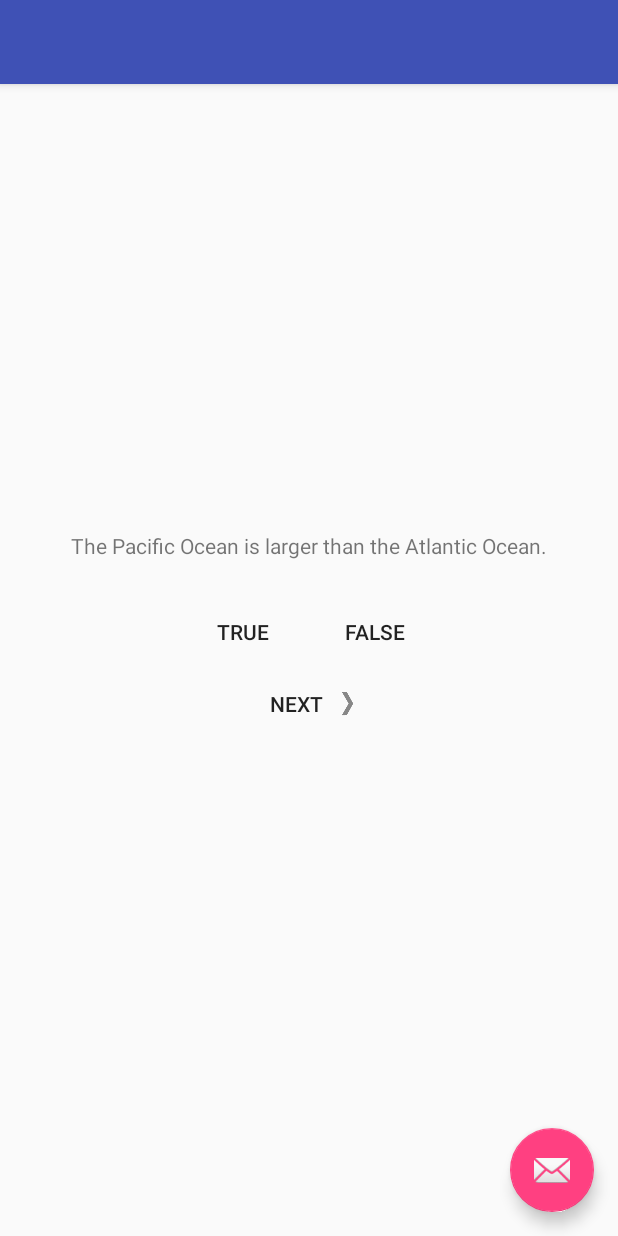
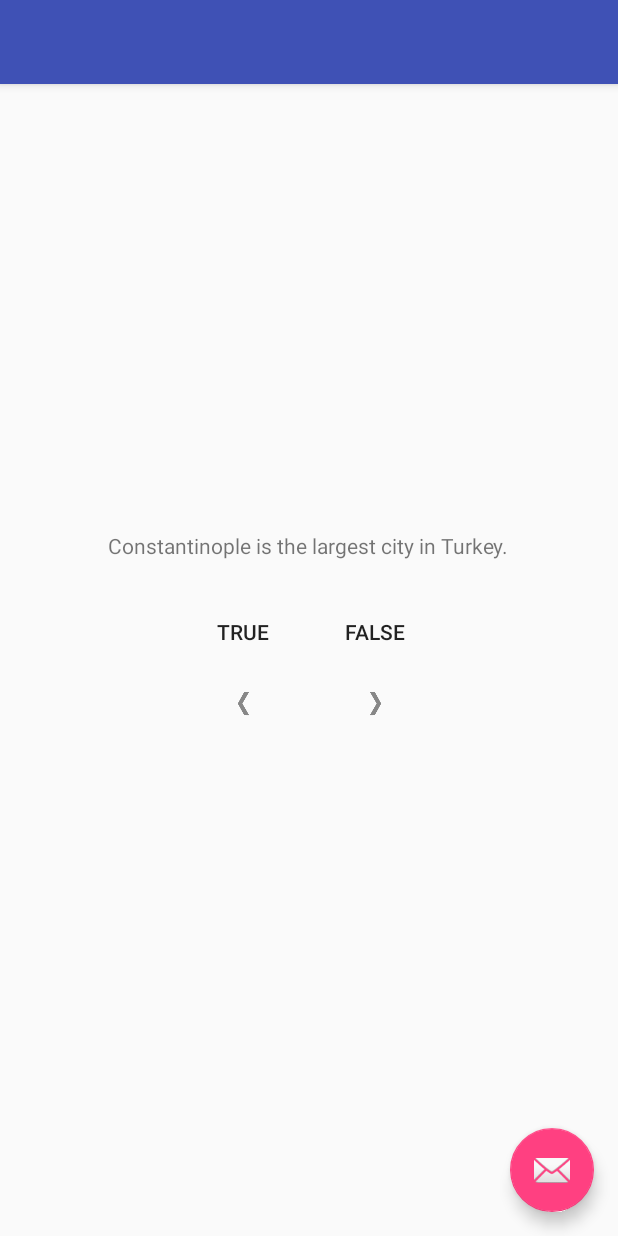
Before and after one commit to groz/android-course, an Android app: the screen it shows after launch (QuizActivity), on a phone screen of 412 x 824 dp. Run offline under Robolectric (Android 15) with nearby library versions, the phone set to English and light mode, and no system bars.

Commit message:
Finish challenges. Add prev button, make question text clickable, switch to image buttons

```diff
--- a/GeoQuiz/app/src/main/java/com/bignerdranch/android/geoquiz/QuizActivity.java
+++ b/GeoQuiz/app/src/main/java/com/bignerdranch/android/geoquiz/QuizActivity.java
@@ -6,6 +6,7 @@ import android.view.Menu;
 import android.view.MenuItem;
 import android.view.View;
 import android.widget.Button;
+import android.widget.ImageButton;
 import android.widget.TextView;
 import android.widget.Toast;
 
@@ -13,10 +14,12 @@ public class QuizActivity extends AppCompatActivity {
 
     private Button mTrueButton;
     private Button mFalseButton;
-    private Button mNextButton;
+    private ImageButton mNextButton;
+    private ImageButton mPrevButton;
     private TextView mQuestionTextView;
 
-    private Question[] mQuestionBank = new Question[] {
+    private Question[] mQuestionBank = new Question[]{
+            new Question(R.string.question_first, false),
             new Question(R.string.question_oceans, true),
             new Question(R.string.question_mideast, false),
             new Question(R.string.question_africa, false),
@@ -25,6 +28,11 @@ public class QuizActivity extends AppCompatActivity {
     };
 
     private int mCurrentIndex = 0;
+
+    private static int mod(int x, int y) {
+        int rem = x % y;
+        return rem < 0 ? rem + y : rem;
+    }
 
     private void checkAnswer(boolean userOption) {
         Question question = mQuestionBank[mCurrentIndex];
@@ -37,6 +45,11 @@ public class QuizActivity extends AppCompatActivity {
     }
 
     private void updateQuestion() {
+        updateQuestion(0);
+    }
+
+    private void updateQuestion(int shift) {
+        mCurrentIndex = mod(mCurrentIndex + shift, mQuestionBank.length);
         Question question = mQuestionBank[mCurrentIndex];
         mQuestionTextView.setText(question.getTextResId());
     }
@@ -49,7 +62,8 @@ public class QuizActivity extends AppCompatActivity {
         mQuestionTextView = (TextView) findViewById(R.id.question_text_view);
         mTrueButton = (Button) findViewById(R.id.true_button);
         mFalseButton = (Button) findViewById(R.id.false_button);
-        mNextButton = (Button) findViewById(R.id.next_button);
+        mNextButton = (ImageButton) findViewById(R.id.next_button);
+        mPrevButton = (ImageButton) findViewById(R.id.prev_button);
 
         mTrueButton.setOnClickListener(new View.OnClickListener() {
             @Override
@@ -68,8 +82,21 @@ public class QuizActivity extends AppCompatActivity {
         mNextButton.setOnClickListener(new View.OnClickListener() {
             @Override
             public void onClick(View v) {
-                mCurrentIndex = (mCurrentIndex + 1) % mQuestionBank.length;
-                updateQuestion();
+                updateQuestion(1);
+            }
+        });
+
+        mPrevButton.setOnClickListener(new View.OnClickListener() {
+            @Override
+            public void onClick(View v) {
+                updateQuestion(-1);
+            }
+        });
+
+        mQuestionTextView.setOnClickListener(new View.OnClickListener() {
+            @Override
+            public void onClick(View v) {
+                updateQuestion(1);
             }
         });
 
--- a/GeoQuiz/app/src/main/res/layout/content_quiz.xml
+++ b/GeoQuiz/app/src/main/res/layout/content_quiz.xml
@@ -1,7 +1,7 @@
 <?xml version="1.0" encoding="utf-8"?>
 <LinearLayout xmlns:android="http://schemas.android.com/apk/res/android"
+    android:layout_width="match_parent"
     android:layout_height="match_parent"
-    android:layout_width="match_parent"
     android:gravity="center"
     android:orientation="vertical">
 
@@ -9,7 +9,7 @@
         android:id="@+id/question_text_view"
         android:layout_width="wrap_content"
         android:layout_height="wrap_content"
-        android:padding="24dp"/>
+        android:padding="24dp" />
 
     <LinearLayout
         android:layout_width="wrap_content"
@@ -18,27 +18,40 @@
 
         <Button
             android:id="@+id/true_button"
+            style="@style/Widget.AppCompat.Button.Borderless"
             android:layout_width="wrap_content"
             android:layout_height="wrap_content"
-            android:text="@string/true_button"
-            style="@style/Widget.AppCompat.Button.Borderless"/>
+            android:text="@string/true_button" />
 
         <Button
             android:id="@+id/false_button"
+            style="@style/Widget.AppCompat.Button.Borderless"
             android:layout_width="wrap_content"
             android:layout_height="wrap_content"
-            android:text="@string/false_button"
-            style="@style/Widget.AppCompat.Button.Borderless"/>
+            android:text="@string/false_button" />
 
     </LinearLayout>
 
-    <Button
-        android:id="@+id/next_button"
+    <LinearLayout
         android:layout_width="wrap_content"
         android:layout_height="wrap_content"
-        android:text="@string/next_button"
-        android:drawableRight="@drawable/arrow_right"
-        android:drawablePadding="4dp"
-        style="@style/Widget.AppCompat.Button.Borderless"/>
+        android:orientation="horizontal">
+
+        <ImageButton
+            android:id="@+id/prev_button"
+            android:src="@drawable/arrow_left"
+            style="@style/Widget.AppCompat.Button.Borderless"
+            android:layout_width="wrap_content"
+            android:layout_height="wrap_content"
+            android:contentDescription="@string/prev_button" />
+
+        <ImageButton
+            android:id="@+id/next_button"
+            android:src="@drawable/arrow_right"
+            style="@style/Widget.AppCompat.Button.Borderless"
+            android:layout_width="wrap_content"
+            android:layout_height="wrap_content"
+            android:contentDescription="@string/prev_button" />
+    </LinearLayout>
 
 </LinearLayout>
--- a/GeoQuiz/app/src/main/res/values/strings.xml
+++ b/GeoQuiz/app/src/main/res/values/strings.xml
@@ -6,8 +6,9 @@
     <string name="correct_toast">Correct!</string>
     <string name="incorrect_toast">Incorrect!</string>
     <string name="next_button">Next</string>
+    <string name="prev_button">Prev</string>
 
-    <string name="question_text">Constantinople is the largest city in Turkey.</string>
+    <string name="question_first">Constantinople is the largest city in Turkey.</string>
     <string name="question_oceans">The Pacific Ocean is larger than the Atlantic Ocean.</string>
     <string name="question_mideast">The Suez Canal connects the Red Sea and the Indian Ocean.</string>
     <string name="question_africa">The source of the Nile River is in Egypt.</string>
```
Also changed, not shown: 1 other file.
